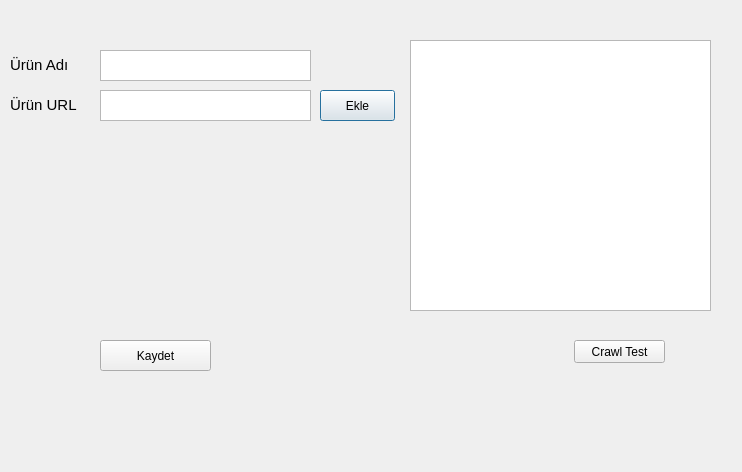
Above: addProd.ui from emirhancinar/Python-Project-Web-Crawler before the change. Below: the same form after it.
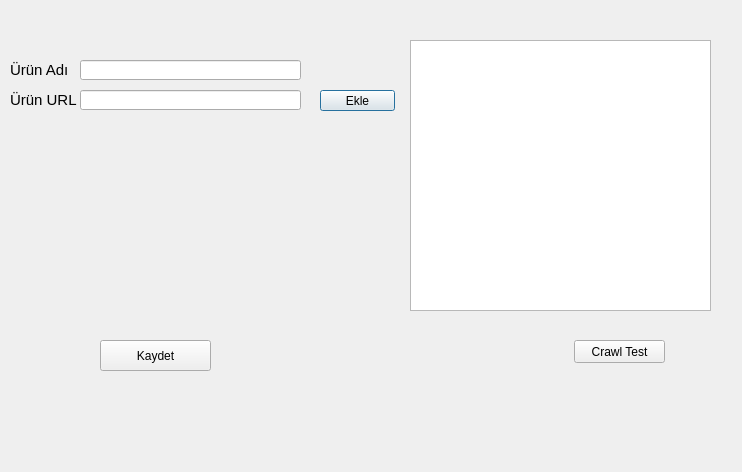
That is the form after the change.

What changed in the file:
```diff
--- a/addProd.ui
+++ b/addProd.ui
@@ -13,33 +13,13 @@
   <property name="windowTitle">
    <string>Ürün Ekle</string>
   </property>
-  <widget class="QTextEdit" name="txt_ad">
-   <property name="geometry">
-    <rect>
-     <x>100</x>
-     <y>50</y>
-     <width>211</width>
-     <height>31</height>
-    </rect>
-   </property>
-  </widget>
-  <widget class="QTextEdit" name="txt_url">
-   <property name="geometry">
-    <rect>
-     <x>100</x>
-     <y>90</y>
-     <width>211</width>
-     <height>31</height>
-    </rect>
-   </property>
-  </widget>
   <widget class="QLabel" name="label">
    <property name="geometry">
     <rect>
      <x>10</x>
-     <y>50</y>
+     <y>60</y>
      <width>81</width>
-     <height>31</height>
+     <height>21</height>
     </rect>
    </property>
    <property name="text">
@@ -55,7 +35,7 @@
      <x>10</x>
      <y>90</y>
      <width>81</width>
-     <height>31</height>
+     <height>21</height>
     </rect>
    </property>
    <property name="text">
@@ -71,7 +51,7 @@
      <x>320</x>
      <y>90</y>
      <width>75</width>
-     <height>31</height>
+     <height>21</height>
     </rect>
    </property>
    <property name="text">
@@ -107,10 +87,10 @@
   <widget class="QLabel" name="crawl_result">
    <property name="geometry">
     <rect>
-     <x>450</x>
+     <x>410</x>
      <y>340</y>
-     <width>101</width>
-     <height>21</height>
+     <width>141</width>
+     <height>121</height>
     </rect>
    </property>
    <property name="text">
@@ -127,6 +107,26 @@
     </rect>
    </property>
   </widget>
+  <widget class="QLineEdit" name="txt_ad">
+   <property name="geometry">
+    <rect>
+     <x>80</x>
+     <y>60</y>
+     <width>221</width>
+     <height>20</height>
+    </rect>
+   </property>
+  </widget>
+  <widget class="QLineEdit" name="txt_url">
+   <property name="geometry">
+    <rect>
+     <x>80</x>
+     <y>90</y>
+     <width>221</width>
+     <height>20</height>
+    </rect>
+   </property>
+  </widget>
  </widget>
  <tabstops>
   <tabstop>txt_ad</tabstop>
```
Left out of the diff: 8 changed lines with no effect on the pictures.
